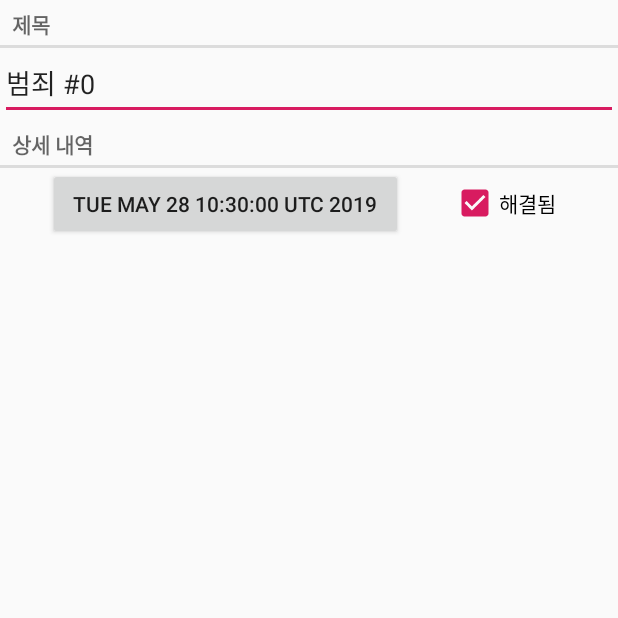
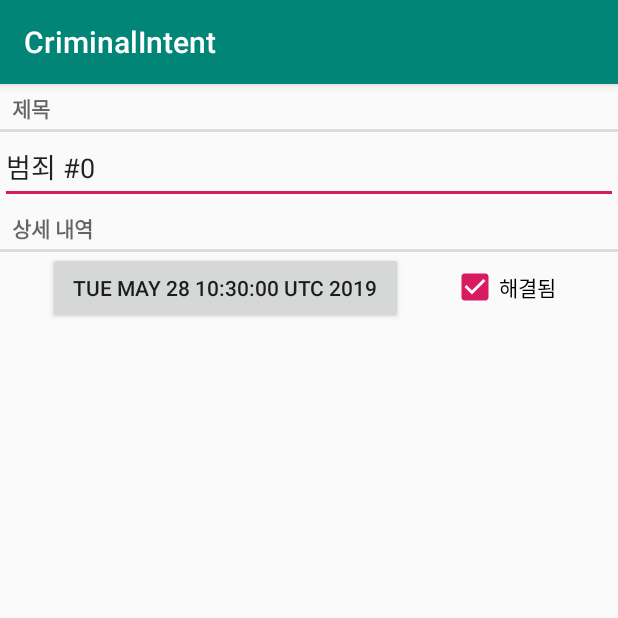
Before and after one commit to OrcaSuit/CriminalIntent, an Android app: the screen it shows after launch (CrimePagerActivity), after a tap on an icon or button, on a phone screen of 412 x 824 dp, the top half of it. Run offline under Robolectric (Android 15) with nearby library versions, the phone set to English and light mode, and no system bars.

```diff
--- a/app/src/main/java/com/example/crimianlintent/CrimePagerActivity.java
+++ b/app/src/main/java/com/example/crimianlintent/CrimePagerActivity.java
@@ -9,11 +9,12 @@ import android.support.v4.app.FragmentActivity;
 import android.support.v4.app.FragmentManager;
 import android.support.v4.app.FragmentStatePagerAdapter;
 import android.support.v4.view.ViewPager;
+import android.support.v7.app.AppCompatActivity;
 
 import java.util.List;
 import java.util.UUID;
 
-public class CrimePagerActivity extends FragmentActivity {
+public class CrimePagerActivity extends AppCompatActivity {
     private static final String EXTRA_CRIME_ID = "com.bignerdranch.android.criminalintent.crime_id";
 
     private ViewPager mViewPager;
--- a/app/src/main/java/com/example/crimianlintent/SingleFragmentActivity.java
+++ b/app/src/main/java/com/example/crimianlintent/SingleFragmentActivity.java
@@ -5,10 +5,11 @@ import android.support.annotation.Nullable;
 import android.support.v4.app.Fragment;
 import android.support.v4.app.FragmentActivity;
 import android.support.v4.app.FragmentManager;
+import android.support.v7.app.AppCompatActivity;
 
 import java.util.UUID;
 
-public abstract class SingleFragmentActivity extends FragmentActivity {
+public abstract class SingleFragmentActivity extends AppCompatActivity {
 
     protected abstract Fragment createFragment();
 
--- a/app/src/main/res/values/strings.xml
+++ b/app/src/main/res/values/strings.xml
@@ -1,9 +1,13 @@
 <resources>
-    <string name="app_name">CrimianlIntent</string>
+    <string name="app_name">CriminalIntent</string>
 
     <string name="crime_title_hint">범죄의 제목을 입력하세요.</string>
     <string name="crime_title_label">제목</string>
     <string name="crime_details_label">상세 내역</string>
     <string name="crime_solved_label">해결됨</string>
     <string name="date_picker_title">범죄 발생일자:</string>
+    <string name="new_crime">새로운 범죄</string>
+    <string name="show_subtitle">서브타이틀 보기</string>
+    <string name="hide_subtitle">서브타이틀 감추기</string>
+    <string name="subtitle_format">%1$s 건</string>
 </resources>
```
Also changed, not shown: app/src/main/res/menu/fragment_crime_list.xml (added, +9 -0 lines).
